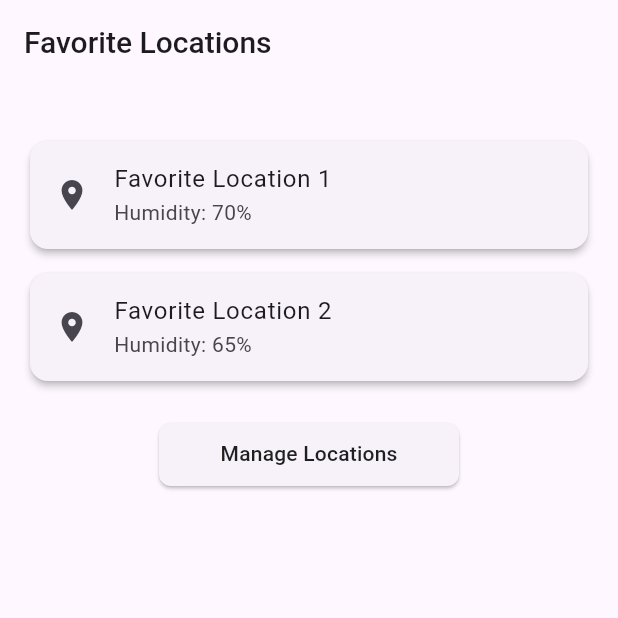
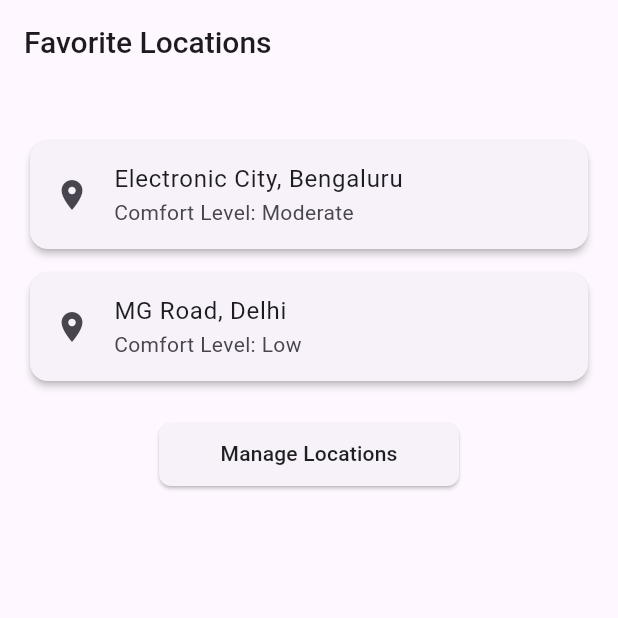
Before and after one commit to Prudhvi-Nath-Reddy/Weather-app, a Flutter app: the MyHomePage screen opened directly, on a phone screen of 412 x 824 dp, the top half of it. Run offline on Flutter 3.47's test engine with Material 3 defaults, Android fonts, the phone set to English and light mode, and no system bars; missing offline and left inert: mongo_dart; Roboto replaces fonts that are missing (Poppins); statements that could not run were skipped.

Commit message:
Location page updated

```diff
--- a/lib/location.dart
+++ b/lib/location.dart
@@ -40,12 +40,12 @@ class MyHomePage extends StatelessWidget {
               children: [
                 SizedBox(height: 10),
                 LocationCard(
-                  locationName: 'Favorite Location 1',
-                  humidityLevel: 'Humidity: 70%',
+                  locationName: 'Electronic City, Bengaluru',
+                  humidityLevel: 'Comfort Level: Moderate',
                 ),
                 LocationCard(
-                  locationName: 'Favorite Location 2',
-                  humidityLevel: 'Humidity: 65%',
+                  locationName: 'MG Road, Delhi',
+                  humidityLevel: 'Comfort Level: Low',
                 ),
               ],
             ),
```
